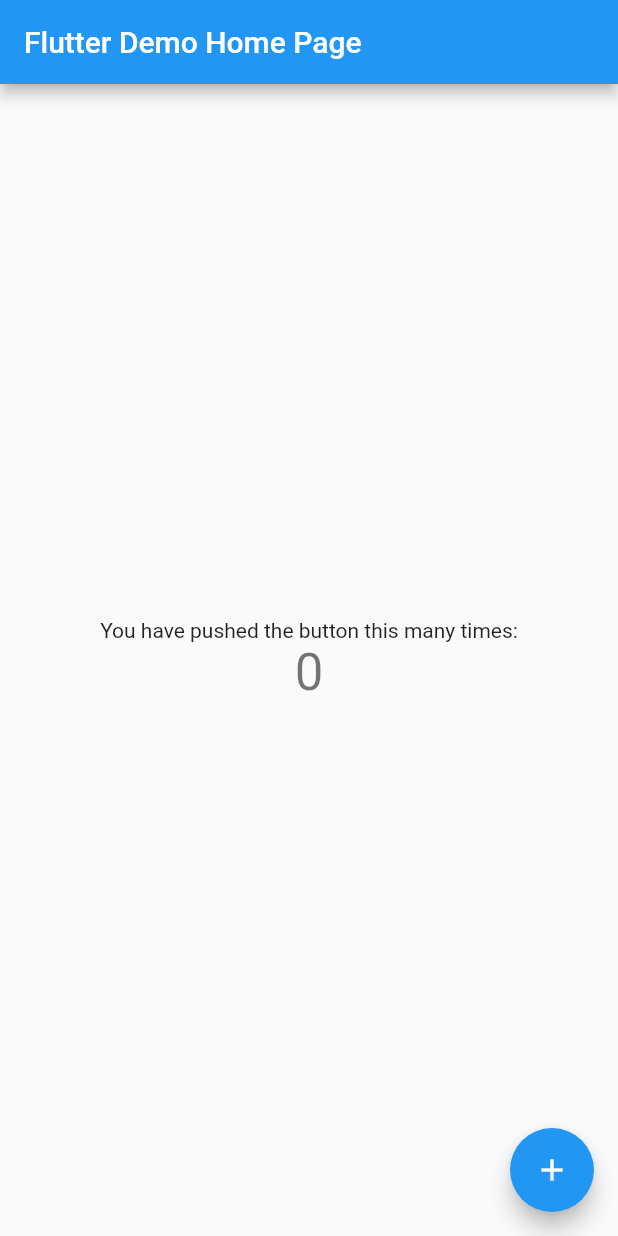
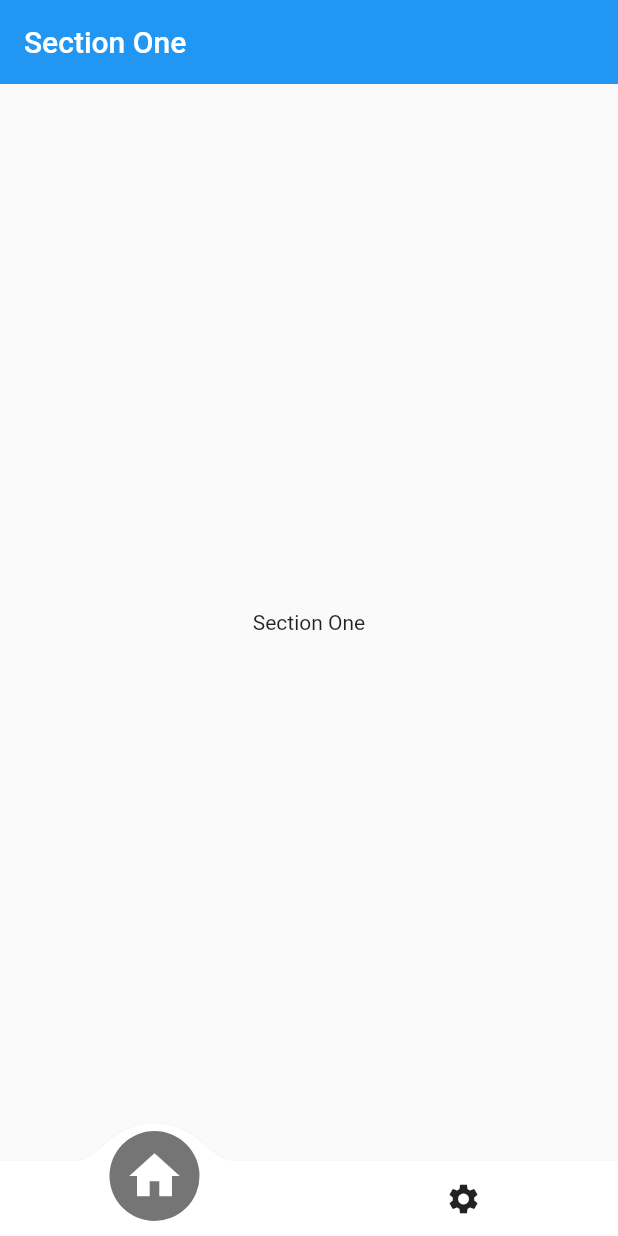
Before and after one commit to dwi-lanang/flutter_bottomnavigationbar, a Flutter app: the screen it shows after launch, on a phone screen of 412 x 824 dp. Run offline on Flutter 3.47's test engine with Material 2 defaults, Android fonts, the phone set to English and light mode, and no system bars; drawn by our look-alikes of convex_bottom_bar.

Commit message:
add navigation bar ConvexAppBar

```diff
--- a/lib/main.dart
+++ b/lib/main.dart
@@ -1,4 +1,6 @@
 import 'package:flutter/material.dart';
+
+import './navigationbar.dart';
 
 void main() {
   runApp(MyApp());
@@ -9,6 +11,7 @@
   @override
   Widget build(BuildContext context) {
     return MaterialApp(
+      debugShowCheckedModeBanner: false,
       title: 'Flutter Demo',
       theme: ThemeData(
         // This is the theme of your application.
@@ -22,92 +25,7 @@
         // is not restarted.
         primarySwatch: Colors.blue,
       ),
-      home: MyHomePage(title: 'Flutter Demo Home Page'),
+      home: NavigationBar(),
     );
   }
 }
-
-class MyHomePage extends StatefulWidget {
-  MyHomePage({Key? key, required this.title}) : super(key: key);
-
-  // This widget is the home page of your application. It is stateful, meaning
-  // that it has a State object (defined below) that contains fields that affect
-  // how it looks.
-
-  // This class is the configuration for the state. It holds the values (in this
-  // case the title) provided by the parent (in this case the App widget) and
-  // used by the build method of the State. Fields in a Widget subclass are
-  // always marked "final".
-
-  final String title;
-
-  @override
-  _MyHomePageState createState() => _MyHomePageState();
-}
-
-class _MyHomePageState extends State<MyHomePage> {
-  int _counter = 0;
-
-  void _incrementCounter() {
-    setState(() {
-      // This call to setState tells the Flutter framework that something has
-      // changed in this State, which causes it to rerun the build method below
-      // so that the display can reflect the updated values. If we changed
-      // _counter without calling setState(), then the build method would not be
-      // called again, and so nothing would appear to happen.
-      _counter++;
-    });
-  }
-
-  @override
-  Widget build(BuildContext context) {
-    // This method is rerun every time setState is called, for instance as done
-    // by the _incrementCounter method above.
-    //
-    // The Flutter framework has been optimized to make rerunning build methods
-    // fast, so that you can just rebuild anything that needs updating rather
-    // than having to individually change instances of widgets.
-    return Scaffold(
-      appBar: AppBar(
-        // Here we take the value from the MyHomePage object that was created by
-        // the App.build method, and use it to set our appbar title.
-        title: Text(widget.title),
-      ),
-      body: Center(
-        // Center is a layout widget. It takes a single child and positions it
-        // in the middle of the parent.
-        child: Column(
-          // Column is also a layout widget. It takes a list of children and
-          // arranges them vertically. By default, it sizes itself to fit its
-          // children horizontally, and tries to be as tall as its parent.
-          //
-          // Invoke "debug painting" (press "p" in the console, choose the
-          // "Toggle Debug Paint" action from the Flutter Inspector in Android
-          // Studio, or the "Toggle Debug Paint" command in Visual Studio Code)
-          // to see the wireframe for each widget.
-          //
-          // Column has various properties to control how it sizes itself and
-          // how it positions its children. Here we use mainAxisAlignment to
-          // center the children vertically; the main axis here is the vertical
-          // axis because Columns are vertical (the cross axis would be
-          // horizontal).
-          mainAxisAlignment: MainAxisAlignment.center,
-          children: <Widget>[
-            Text(
-              'You have pushed the button this many times:',
-            ),
-            Text(
-              '$_counter',
-              style: Theme.of(context).textTheme.headline4,
-            ),
-          ],
-        ),
-      ),
-      floatingActionButton: FloatingActionButton(
-        onPressed: _incrementCounter,
-        tooltip: 'Increment',
-        child: Icon(Icons.add),
-      ), // This trailing comma makes auto-formatting nicer for build methods.
-    );
-  }
-}
--- /dev/null
+++ b/lib/navigationbar.dart
@@ -0,0 +1,47 @@
+import 'package:flutter/material.dart';
+import 'package:convex_bottom_bar/convex_bottom_bar.dart';
+
+import './section_one.dart';
+import './section_two.dart';
+
+class NavigationBar extends StatefulWidget {
+
+  @override
+  _NavigationBarState createState() => _NavigationBarState();
+}
+
+class _NavigationBarState extends State<NavigationBar>{
+  int _currentIndex = 0;
+
+  final List<Widget> _section = [
+    SectionOne(),
+    SectionTwo()
+  ];
+  @override
+  Widget build(BuildContext context) {
+    // TODO: implement build
+    return Scaffold(
+        appBar: null,
+        body: _section[_currentIndex],
+        bottomNavigationBar: ConvexAppBar(
+          elevation: 0.5,
+          style: TabStyle.reactCircle,
+          backgroundColor: Colors.white,
+          activeColor: Colors.black54,
+          color: Colors.black87,
+          items: [
+            TabItem(icon: Icons.home),
+            TabItem(icon: Icons.settings)
+          ],
+          initialActiveIndex: _currentIndex,
+          onTap: OnTabSection,
+        ),
+    );
+  }
+
+  void OnTabSection(int index){
+    setState(() {
+      _currentIndex = index;
+    });
+  }
+}
--- /dev/null
+++ b/lib/section_one.dart
@@ -0,0 +1,25 @@
+import 'package:flutter/material.dart';
+
+class SectionOne extends StatefulWidget {
+  @override
+  _SectionOneState createState() => _SectionOneState();
+}
+
+class _SectionOneState extends State<SectionOne> {
+  @override
+  Widget build(BuildContext context) {
+    // TODO: implement build
+    return Scaffold(
+      appBar: AppBar(title: Text("Section One"), elevation: 0,),
+      body: Center(
+        child: Column(
+          mainAxisAlignment: MainAxisAlignment.center,
+          children: <Widget>[
+              Text("Section One")
+          ],
+        ),
+      ),
+    );
+  }
+
+}
--- /dev/null
+++ b/lib/section_two.dart
@@ -0,0 +1,24 @@
+import 'package:flutter/material.dart';
+
+class SectionTwo extends StatefulWidget {
+  @override
+  _SectionTwoState createState() => _SectionTwoState();
+}
+
+class _SectionTwoState extends State<SectionTwo> {
+  @override
+  Widget build(BuildContext context) {
+    // TODO: implement build
+    return Scaffold(
+      appBar: AppBar(title: Text("Section Two"), elevation: 0,),
+      body: Center(
+        child: Column(
+          mainAxisAlignment: MainAxisAlignment.center,
+          children: <Widget>[
+            Text("Section Two")
+          ],
+        ),
+      ),
+    );
+  }
+}
--- a/pubspec.yaml
+++ b/pubspec.yaml
@@ -28,6 +28,8 @@
   # The following adds the Cupertino Icons font to your application.
   # Use with the CupertinoIcons class for iOS style icons.
   cupertino_icons: ^1.0.2
+
+  convex_bottom_bar: ^3.0.0
 
 dev_dependencies:
   flutter_test:
```
